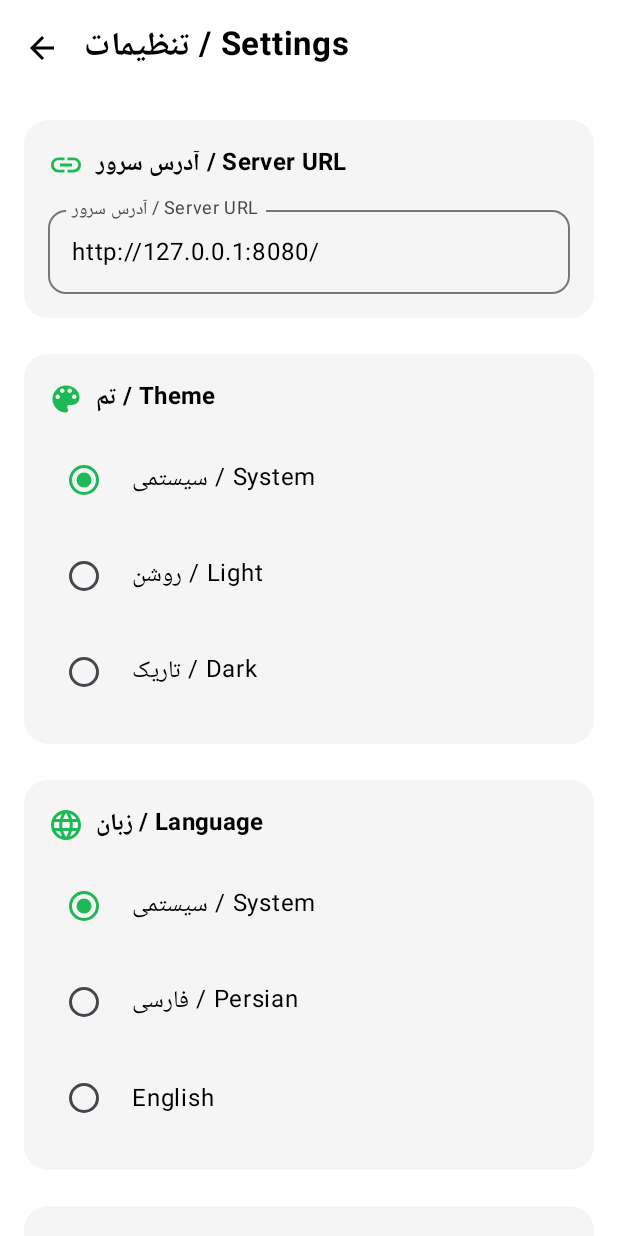
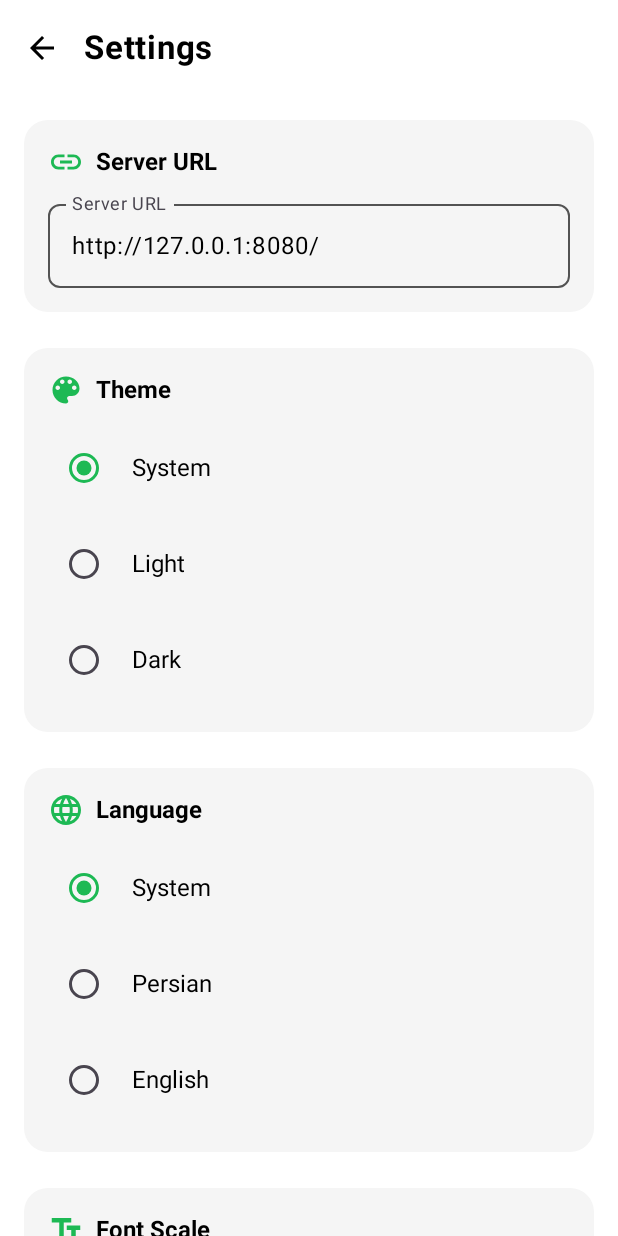
Before and after one commit to Alij05/Android-Project, an Android app built with Jetpack Compose: the composable SettingsScreen shown on its own in the app's theme, on a phone screen of 412 x 824 dp. Run offline under Robolectric (Android 15) with nearby library versions, the light colour scheme and no system bars; our stand-ins replace Dagger/Hilt's generated code.

Commit message:
fix(settings-screen): resolve hardcoded bilingual strings via strings.xml, apply design system tokens

```diff
--- a/app/src/main/java/com/example/sickimfy/features/settings/ui/SettingsScreen.kt
+++ b/app/src/main/java/com/example/sickimfy/features/settings/ui/SettingsScreen.kt
@@ -11,7 +11,6 @@ import androidx.compose.foundation.layout.height
 import androidx.compose.foundation.layout.padding
 import androidx.compose.foundation.layout.width
 import androidx.compose.foundation.rememberScrollState
-import androidx.compose.foundation.shape.RoundedCornerShape
 import androidx.compose.foundation.verticalScroll
 import androidx.compose.material.icons.Icons
 import androidx.compose.material.icons.filled.ArrowBack
@@ -37,8 +36,11 @@ import androidx.compose.material3.TopAppBarDefaults
 import androidx.compose.runtime.Composable
 import androidx.compose.ui.Alignment
 import androidx.compose.ui.Modifier
+import androidx.compose.ui.graphics.vector.ImageVector
+import androidx.compose.ui.res.stringResource
 import androidx.compose.ui.text.font.FontWeight
 import androidx.compose.ui.unit.dp
+import com.example.sickimfy.R
 import com.example.sickimfy.core.data.preferences.ThemeMode
 import com.example.sickimfy.core.data.preferences.UserPreferences
 import com.example.sickimfy.core.designsystem.Dimens
@@ -60,13 +62,13 @@ fun SettingsScreen(
             TopAppBar(
                 title = {
                     Text(
-                        text = "تنظیمات / Settings",
+                        text = stringResource(id = R.string.settings_title),
                         fontWeight = FontWeight.Bold
                     )
                 },
                 navigationIcon = {
                     IconButton(onClick = onNavigateBack) {
-                        Icon(imageVector = Icons.Default.ArrowBack, contentDescription = "Back")
+                        Icon(imageVector = Icons.Default.ArrowBack, contentDescription = stringResource(id = R.string.cd_back))
                     }
                 },
                 colors = TopAppBarDefaults.topAppBarColors(
@@ -86,17 +88,17 @@ fun SettingsScreen(
             // ── Server URL ─────────────────────────
             SettingsSectionCard(
                 icon = Icons.Default.Link,
-                title = "آدرس سرور / Server URL"
+                title = stringResource(id = R.string.auth_server_url_label)
             ) {
                 OutlinedTextField(
                     value = state.apiBaseUrl,
                     onValueChange = onApiBaseUrlChange,
-                    label = { Text("آدرس سرور / Server URL") },
+                    label = { Text(stringResource(id = R.string.auth_server_url_label)) },
                     modifier = Modifier.fillMaxWidth(),
-                    shape = RoundedCornerShape(12.dp),
+                    shape = MaterialTheme.shapes.medium,
                     colors = OutlinedTextFieldDefaults.colors(
                         focusedBorderColor = MaterialTheme.colorScheme.primary,
-                        unfocusedBorderColor = MaterialTheme.colorScheme.outline
+                        unfocusedBorderColor = MaterialTheme.colorScheme.secondary
                     ),
                     singleLine = true
                 )
@@ -105,19 +107,19 @@ fun SettingsScreen(
             // ── Theme Mode ───────────────────────
             SettingsSectionCard(
                 icon = Icons.Default.ColorLens,
-                title = "تم / Theme"
+                title = stringResource(id = R.string.theme_settings)
             ) {
                 val themeOptions = listOf(
-                    ThemeMode.SYSTEM to "سیستمی / System",
-                    ThemeMode.LIGHT to "روشن / Light",
-                    ThemeMode.DARK to "تاریک / Dark"
+                    ThemeMode.SYSTEM to stringResource(id = R.string.theme_option_system),
+                    ThemeMode.LIGHT to stringResource(id = R.string.theme_option_light),
+                    ThemeMode.DARK to stringResource(id = R.string.theme_option_dark)
                 )
                 themeOptions.forEach { (mode, label) ->
                     Row(
                         modifier = Modifier
                             .fillMaxWidth()
                             .clickable { onThemeChange(mode) }
-                            .padding(vertical = 8.dp),
+                            .padding(vertical = Dimens.paddingSmall),
                         verticalAlignment = Alignment.CenterVertically
                     ) {
                         RadioButton(
@@ -127,7 +129,7 @@ fun SettingsScreen(
                         Spacer(modifier = Modifier.width(Dimens.paddingSmall))
                         Text(
                             text = label,
-                            style = MaterialTheme.typography.bodyLarge,
+                            style = MaterialTheme.typography.bodyMedium,
                             color = MaterialTheme.colorScheme.onSurface
                         )
                     }
@@ -137,19 +139,19 @@ fun SettingsScreen(
             // ── Language ─────────────────────────
             SettingsSectionCard(
                 icon = Icons.Default.Language,
-                title = "زبان / Language"
+                title = stringResource(id = R.string.language_settings)
             ) {
                 val languageOptions = listOf(
-                    "system" to "سیستمی / System",
-                    "fa" to "فارسی / Persian",
-                    "en" to "English"
+                    "system" to stringResource(id = R.string.language_option_system),
+                    "fa" to stringResource(id = R.string.language_option_persian),
+                    "en" to stringResource(id = R.string.language_option_english)
                 )
                 languageOptions.forEach { (code, label) ->
                     Row(
                         modifier = Modifier
                             .fillMaxWidth()
                             .clickable { onLanguageChange(code) }
-                            .padding(vertical = 8.dp),
+                            .padding(vertical = Dimens.paddingSmall),
                         verticalAlignment = Alignment.CenterVertically
                     ) {
                         RadioButton(
@@ -159,7 +161,7 @@ fun SettingsScreen(
                         Spacer(modifier = Modifier.width(Dimens.paddingSmall))
                         Text(
                             text = label,
-                            style = MaterialTheme.typography.bodyLarge,
+                            style = MaterialTheme.typography.bodyMedium,
                             color = MaterialTheme.colorScheme.onSurface
                         )
                     }
@@ -169,14 +171,14 @@ fun SettingsScreen(
             // ── Font Scale ───────────────────────
             SettingsSectionCard(
                 icon = Icons.Default.TextFields,
-                title = "اندازه فونت / Font Scale"
+                title = stringResource(id = R.string.settings_font_scale)
             ) {
                 Text(
-                    text = "مقدار فعلی / Current: ${"%.2f".format(state.fontScale)}x",
+                    text = stringResource(id = R.string.font_scale_current_format, state.fontScale),
                     style = MaterialTheme.typography.bodyMedium,
                     color = MaterialTheme.colorScheme.secondary
                 )
-                Spacer(modifier = Modifier.height(8.dp))
+                Spacer(modifier = Modifier.height(Dimens.paddingSmall))
                 Slider(
                     value = state.fontScale,
                     onValueChange = onFontScaleChange,
@@ -186,32 +188,32 @@ fun SettingsScreen(
                     colors = SliderDefaults.colors(
                         thumbColor = MaterialTheme.colorScheme.primary,
                         activeTrackColor = MaterialTheme.colorScheme.primary,
-                        inactiveTrackColor = MaterialTheme.colorScheme.surfaceVariant
+                        inactiveTrackColor = MaterialTheme.colorScheme.surface
                     )
                 )
                 Row(
                     modifier = Modifier.fillMaxWidth(),
                     horizontalArrangement = Arrangement.SpaceBetween
                 ) {
-                    Text(text = "کوچک / Small", style = MaterialTheme.typography.labelSmall, color = MaterialTheme.colorScheme.secondary)
-                    Text(text = "بزرگ / Large", style = MaterialTheme.typography.labelSmall, color = MaterialTheme.colorScheme.secondary)
+                    Text(text = stringResource(id = R.string.font_scale_small), style = MaterialTheme.typography.labelSmall, color = MaterialTheme.colorScheme.secondary)
+                    Text(text = stringResource(id = R.string.font_scale_large), style = MaterialTheme.typography.labelSmall, color = MaterialTheme.colorScheme.secondary)
                 }
             }
 
-            Spacer(modifier = Modifier.height(80.dp)) // bottom padding for bottom nav
+            Spacer(modifier = Modifier.height(80.dp))
         }
     }
 }
 
 @Composable
 private fun SettingsSectionCard(
-    icon: androidx.compose.ui.graphics.vector.ImageVector,
+    icon: ImageVector,
     title: String,
     content: @Composable () -> Unit
 ) {
     Card(
         modifier = Modifier.fillMaxWidth(),
-        shape = RoundedCornerShape(16.dp),
+        shape = MaterialTheme.shapes.large,
         colors = CardDefaults.cardColors(containerColor = MaterialTheme.colorScheme.surface)
     ) {
         Column(modifier = Modifier.padding(Dimens.paddingMedium)) {
@@ -227,7 +229,7 @@ private fun SettingsSectionCard(
                 Spacer(modifier = Modifier.width(Dimens.paddingSmall))
                 Text(
                     text = title,
-                    style = MaterialTheme.typography.titleMedium.copy(fontWeight = FontWeight.Bold),
+                    style = MaterialTheme.typography.bodyMedium.copy(fontWeight = FontWeight.Bold),
                     color = MaterialTheme.colorScheme.onSurface
                 )
             }
--- a/app/src/main/res/values/strings.xml
+++ b/app/src/main/res/values/strings.xml
@@ -136,4 +136,15 @@
     <string name="message_delivered">Delivered</string>
     <string name="message_read">Read</string>
     <string name="empty_chat">No messages yet. Start the conversation!</string>
+
+    <string name="theme_option_system">System</string>
+    <string name="theme_option_light">Light</string>
+    <string name="theme_option_dark">Dark</string>
+    <string name="language_option_system">System</string>
+    <string name="language_option_persian">Persian</string>
+    <string name="language_option_english">English</string>
+    <string name="settings_font_scale">Font Scale</string>
+    <string name="font_scale_current_format">Current: %1$.2fx</string>
+    <string name="font_scale_small">Small</string>
+    <string name="font_scale_large">Large</string>
 </resources>
```
Also changed, not shown: 1 other file.
